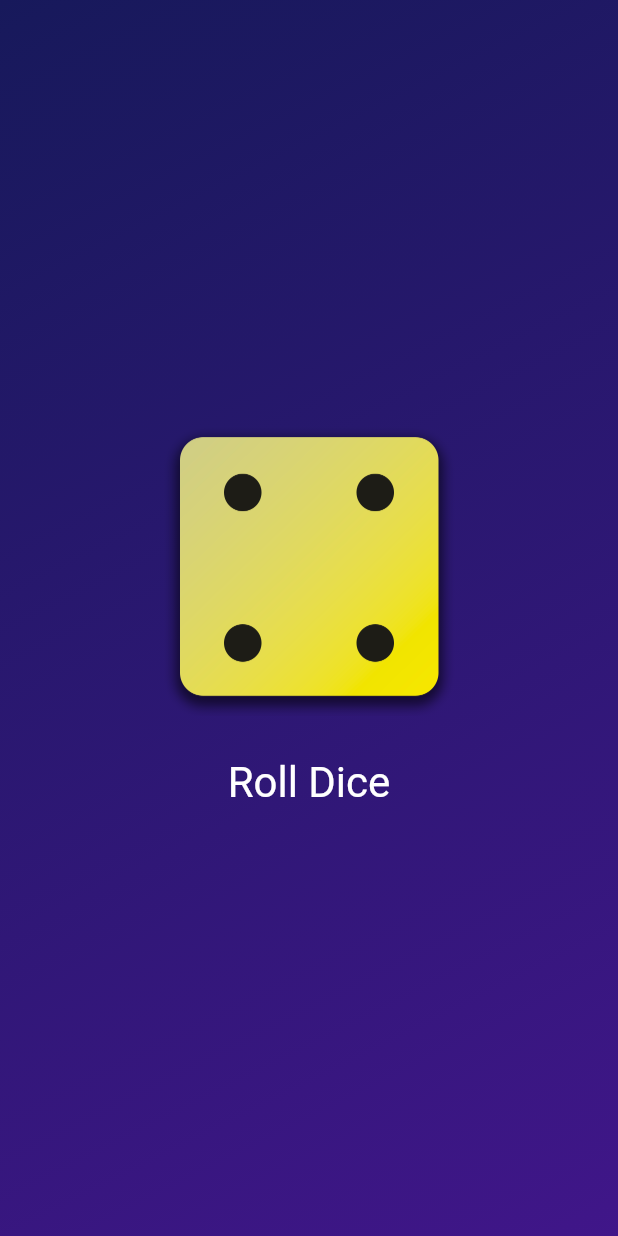
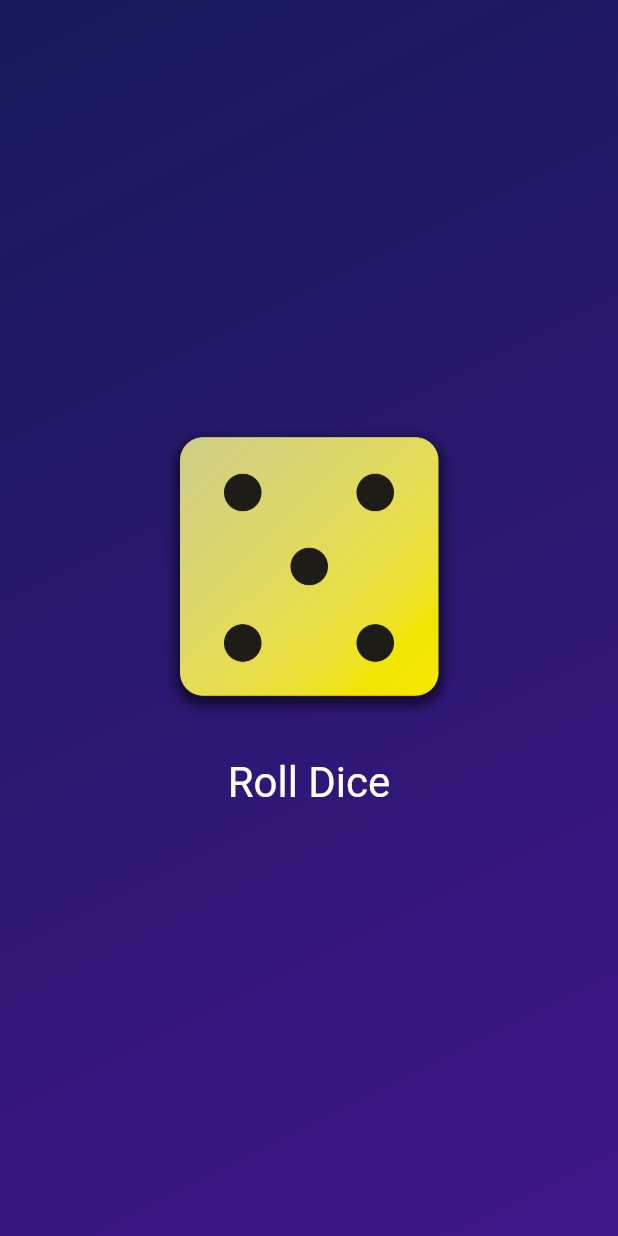
Before and after one commit to ninjastorm24/fluttter-first-app, a Flutter app: the screen it shows after launch, after a tap on "Roll Dice", on a phone screen of 412 x 824 dp. Run offline on Flutter 3.47's test engine with Material 3 defaults, Android fonts, the phone set to English and light mode, and no system bars.

Commit message:
roll dice app done

```diff
--- a/lib/dice_roller.dart
+++ b/lib/dice_roller.dart
@@ -1,4 +1,7 @@
+import 'dart:math';
 import 'package:flutter/material.dart';
+
+final randomizer = Random();
 
 class DiceRoller extends StatefulWidget {
   const DiceRoller({super.key});
@@ -10,11 +13,11 @@ class DiceRoller extends StatefulWidget {
 }
 
 class _DiceRollerState extends State<DiceRoller> {
-  var activeImage = 'assets/images/dice-2.png';
+  var currentDiceRoll = 2;
 
   void rollDice() {
     setState(() {
-      activeImage = 'assets/images/dice-4.png';
+      currentDiceRoll = randomizer.nextInt(6) + 1;
     });
   }
 
@@ -23,7 +26,7 @@ class _DiceRollerState extends State<DiceRoller> {
     return Column(
       mainAxisSize: MainAxisSize.min,
       children: [
-        Image.asset(activeImage, width: 200),
+        Image.asset('assets/images/dice-$currentDiceRoll.png', width: 200),
         const SizedBox(height: 20),
         TextButton(
           onPressed: rollDice,
```
